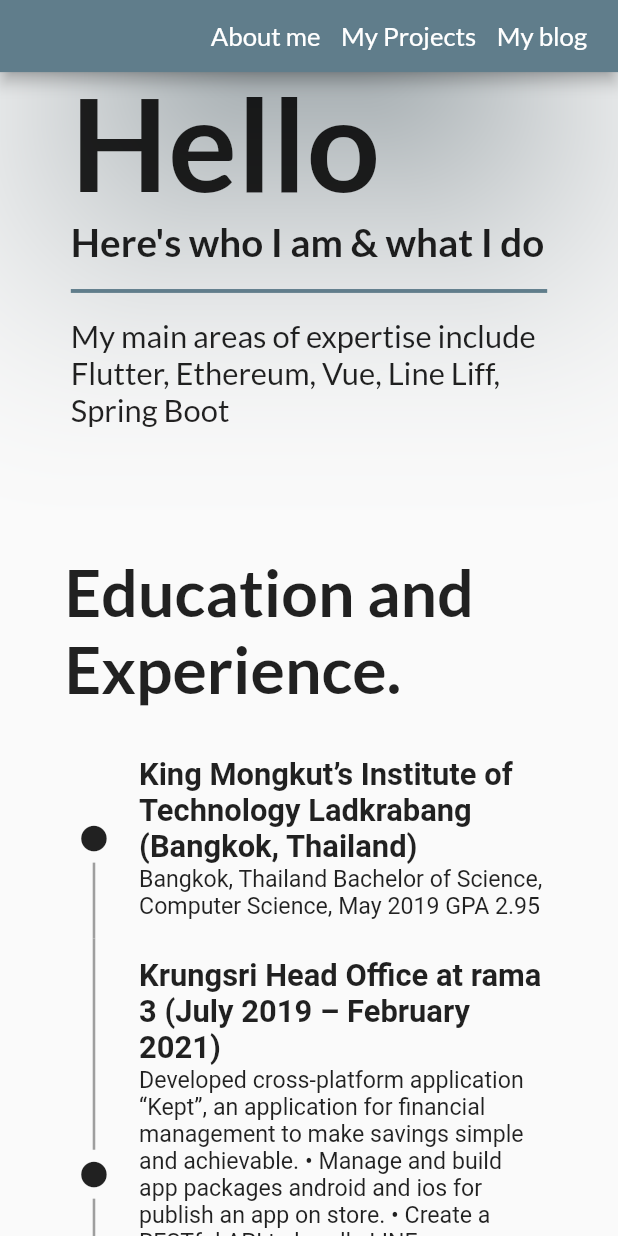
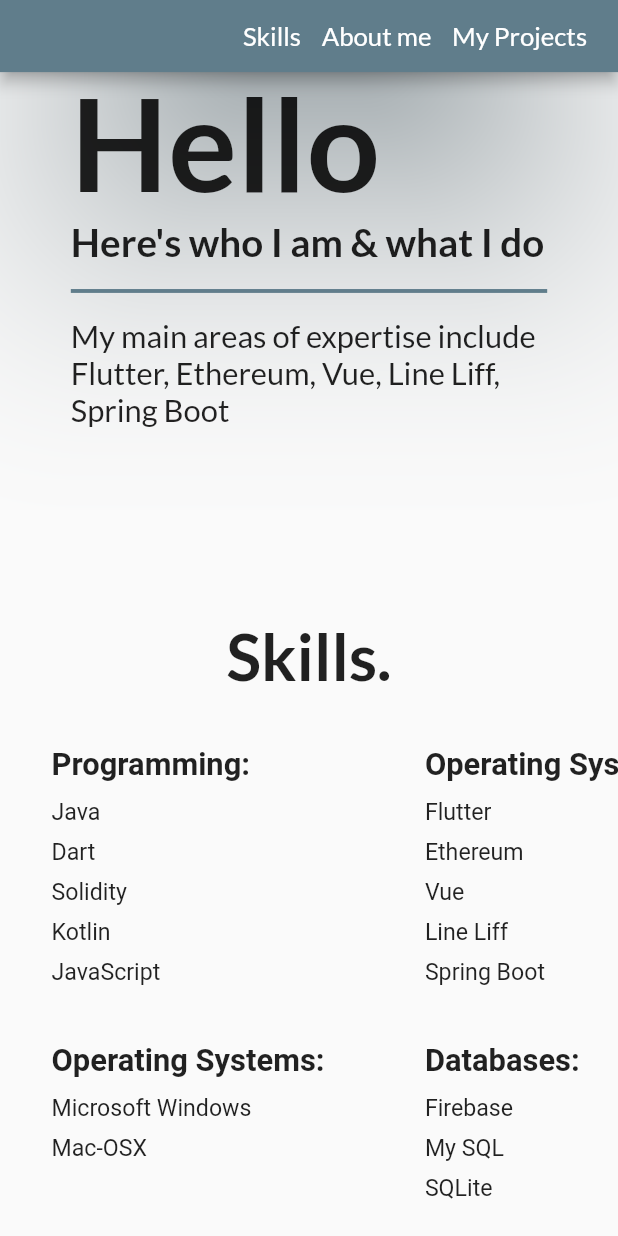
Before and after one commit to PhatipanSuwanich/Patiphan.Suwanich, a Flutter app: the screen it shows after launch, scrolled down 576 dp, on a phone screen of 412 x 824 dp. Run offline on Flutter 3.47's test engine with Material 2 defaults, Android fonts, the light colour scheme and no system bars; drawn by our look-alikes of scroll_to_index; our stand-ins replace font_awesome_flutter, get, google_fonts, responsive_framework.

Commit message:
add Skills

```diff
--- a/lib/screens/home.dart
+++ b/lib/screens/home.dart
@@ -21,7 +21,7 @@
   // this variable determnines whether the back-to-top button is shown or not
   bool _showBackToTopButton = false;
 
-  var list = ["Home", "About me", "My Projects", "My blog"];
+  var list = ["Home", "Skills", "About me", "My Projects", "My blog"];
 
   late AutoScrollController controller;
 
@@ -72,7 +72,10 @@
           scrollDirection: Axis.vertical,
           controller: controller,
           children: <Widget>[
-            SizedBox(height: ResponsiveWrapper.of(context).isLargerThan(TABLET) ? 110 : 50),
+            SizedBox(
+                height: ResponsiveWrapper.of(context).isLargerThan(TABLET)
+                    ? 110
+                    : 50),
             if (ResponsiveWrapper.of(context).isLargerThan(MOBILE))
               Container(
                 child: Row(
@@ -81,7 +84,11 @@
                   // mainAxisSize: MainAxisSize.max,
                   children: [
                     cardProfile(),
-                    SizedBox(width: ResponsiveWrapper.of(context).isLargerThan(TABLET) ? 80 : 10),
+                    SizedBox(
+                        width:
+                            ResponsiveWrapper.of(context).isLargerThan(TABLET)
+                                ? 80
+                                : 10),
                     miniMe(),
                   ],
                 ),
@@ -95,15 +102,108 @@
                   ],
                 ),
               ),
-            SizedBox(height: ResponsiveWrapper.of(context).isLargerThan(TABLET) ? 110 : 20),
+            SizedBox(
+                height: ResponsiveWrapper.of(context).isLargerThan(TABLET)
+                    ? 110
+                    : 100),
             AutoScrollTag(
               key: ValueKey(1),
               controller: controller,
               index: 1,
               child: Container(
                 padding: ResponsiveWrapper.of(context).isLargerThan(TABLET)
+                    ? EdgeInsets.fromLTRB(0, 60, 0, 0)
+                    : EdgeInsets.fromLTRB(0, 40, 0, 0),
+                child: Column(
+                  children: [
+                    Text(
+                      "Skills.",
+                      style:
+                          TextStyle(fontSize: 50, fontWeight: FontWeight.bold),
+                    ),
+                    SizedBox(height: 40),
+                    SingleChildScrollView(
+                      scrollDirection: Axis.horizontal,
+                      child: Column(
+                        children: [
+                          Row(
+                            mainAxisAlignment: MainAxisAlignment.center,
+                            crossAxisAlignment: CrossAxisAlignment.center,
+                            children: [
+                              SizedBox(width: 40),
+                              blockSkill("Programming:", [
+                                "Java",
+                                "Dart",
+                                "Solidity",
+                                "Kotlin",
+                                "JavaScript"
+                              ]),
+                              SizedBox(width: 40),
+                              blockSkill("Operating Systems:", [
+                                "Flutter",
+                                "Ethereum",
+                                "Vue",
+                                "Line Liff",
+                                "Spring Boot"
+                              ]),
+                              SizedBox(width: 40),
+                              blockSkill("Tools:", [
+                                "Android Studio",
+                                "Visual Studio Code",
+                                "ReMix",
+                                "Intellij",
+                                "Jira",
+                                "Zeplin"
+                              ]),
+                            ],
+                          ),
+                          // SizedBox(height: 40),
+                          Row(
+                            mainAxisAlignment: MainAxisAlignment.center,
+                            crossAxisAlignment: CrossAxisAlignment.center,
+                            children: [
+                              SizedBox(width: 40),
+                              blockSkill("Operating Systems:", [
+                                "Microsoft Windows",
+                                "Mac-OSX",
+                                "",
+                                "",
+                                "",
+                                ""
+                              ]),
+                              SizedBox(width: 40),
+                              blockSkill("Databases:",
+                                  ["Firebase", "My SQL", "SQLite", "", ""]),
+                              SizedBox(width: 40),
+                              blockSkill("Video Game:", [
+                                "Thetan Arena",
+                                "ROV",
+                                "Dota 2",
+                                "Far Cry",
+                                "Dying Light",
+                                "Grand Theft Auto"
+                              ]),
+                            ],
+                          ),
+                        ],
+                      ),
+                    )
+                  ],
+                ),
+              ),
+            ),
+            SizedBox(
+                height: ResponsiveWrapper.of(context).isLargerThan(TABLET)
+                    ? 80
+                    : 30),
+            AutoScrollTag(
+              key: ValueKey(2),
+              controller: controller,
+              index: 2,
+              child: Container(
+                padding: ResponsiveWrapper.of(context).isLargerThan(TABLET)
                     ? EdgeInsets.fromLTRB(220, 70, 200, 0)
-                    : EdgeInsets.fromLTRB(50, 70, 50, 0),
+                    : EdgeInsets.fromLTRB(50, 50, 50, 0),
                 child: Column(
                   mainAxisAlignment: MainAxisAlignment.start,
                   crossAxisAlignment: CrossAxisAlignment.center,
@@ -157,22 +257,30 @@
                 ),
               ),
             ),
-            SizedBox(height: ResponsiveWrapper.of(context).isLargerThan(TABLET) ? 120 : 20),
+            SizedBox(
+                height: ResponsiveWrapper.of(context).isLargerThan(TABLET)
+                    ? 120
+                    : 20),
             AutoScrollTag(
-              key: ValueKey(2),
+              key: ValueKey(3),
               controller: controller,
-              index: 2,
+              index: 3,
               child: Container(
                 padding: ResponsiveWrapper.of(context).isLargerThan(TABLET)
-                    ? EdgeInsets.fromLTRB(220, 40, 200, 0)
-                    : EdgeInsets.fromLTRB(50, 50, 50, 0),
+                    ? EdgeInsets.fromLTRB(200, 40, 200, 0)
+                    : EdgeInsets.fromLTRB(70, 50, 200, 0),
                 child: Column(
                   children: [
                     Text(
                       "Project.",
-                      style: TextStyle(fontSize: 50, fontWeight: FontWeight.bold),
+                      style:
+                          TextStyle(fontSize: 50, fontWeight: FontWeight.bold),
                     ),
-                    SizedBox(height: ResponsiveWrapper.of(context).isLargerThan(TABLET) ? 90 : 20),
+                    SizedBox(
+                        height:
+                            ResponsiveWrapper.of(context).isLargerThan(TABLET)
+                                ? 90
+                                : 20),
                     GridView.count(
                       shrinkWrap: true,
                       crossAxisCount:
@@ -180,7 +288,10 @@
                               ? 2
                               : 1,
                       mainAxisSpacing: 100,
-                      crossAxisSpacing: 70,
+                      crossAxisSpacing:
+                          ResponsiveWrapper.of(context).isLargerThan(TABLET)
+                              ? 30
+                              : 50,
                       children: [
                         // BlogLink(
                         //   "Oxford list word translation game",
@@ -207,15 +318,6 @@
                 ),
               ),
             ),
-            Container(
-              width: MediaQuery.of(context).size.width,
-              // height: double.maxFinite,
-              child: Center(
-                child: Text(
-                  "TEST",
-                ),
-              ),
-            )
           ]),
       floatingActionButton: _showBackToTopButton == false
           ? null
@@ -223,6 +325,51 @@
               onPressed: _scrollToTop,
               child: Icon(Icons.arrow_upward),
             ),
+    );
+  }
+
+  Widget blockSkill(title, List<String> skills) {
+    return Container(
+      width: 250,
+      height: 230,
+      child: Column(
+        mainAxisAlignment: MainAxisAlignment.start,
+        crossAxisAlignment: CrossAxisAlignment.start,
+        children: [
+          Text.rich(
+            TextSpan(
+              children: [
+                TextSpan(
+                    text: '${title}\n',
+                    style:
+                        TextStyle(fontSize: 24, fontWeight: FontWeight.bold)),
+                TextSpan(
+                    text: "${skills[0]}\n",
+                    style: TextStyle(height: 2, fontSize: 18)),
+                TextSpan(
+                    text: "${skills[1]}\n",
+                    style: TextStyle(height: 1.7, fontSize: 18)),
+                TextSpan(
+                    text: "${skills[2]}\n",
+                    style: TextStyle(height: 1.7, fontSize: 18)),
+                TextSpan(
+                    text: "${skills[3]}\n",
+                    style: TextStyle(height: 1.7, fontSize: 18)),
+                TextSpan(
+                    text: "${skills[4]}",
+                    style: TextStyle(height: 1.7, fontSize: 18)),
+              ],
+            ),
+          ),
+          // Text("Programming Languages:",
+          //     style: TextStyle(
+          //         fontSize: 24, fontWeight: FontWeight.bold)),
+          Container(color: Colors.teal),
+          Container(color: Colors.grey),
+          Container(color: Colors.grey),
+          Container(color: Colors.teal),
+        ],
+      ),
     );
   }
 
```
